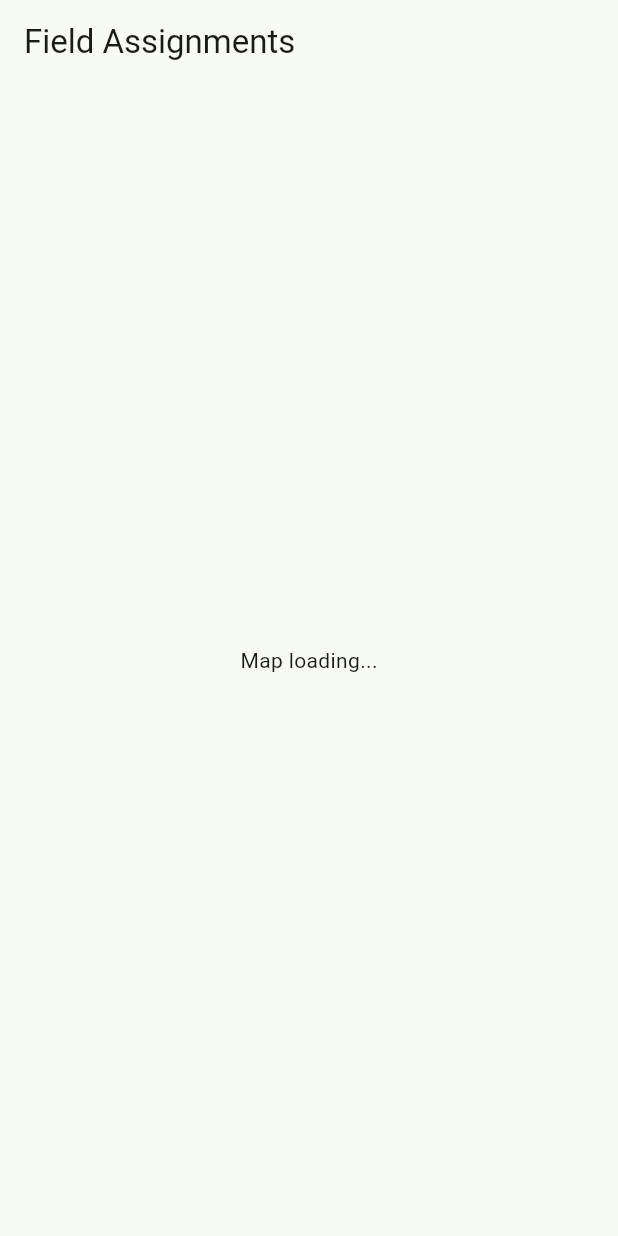
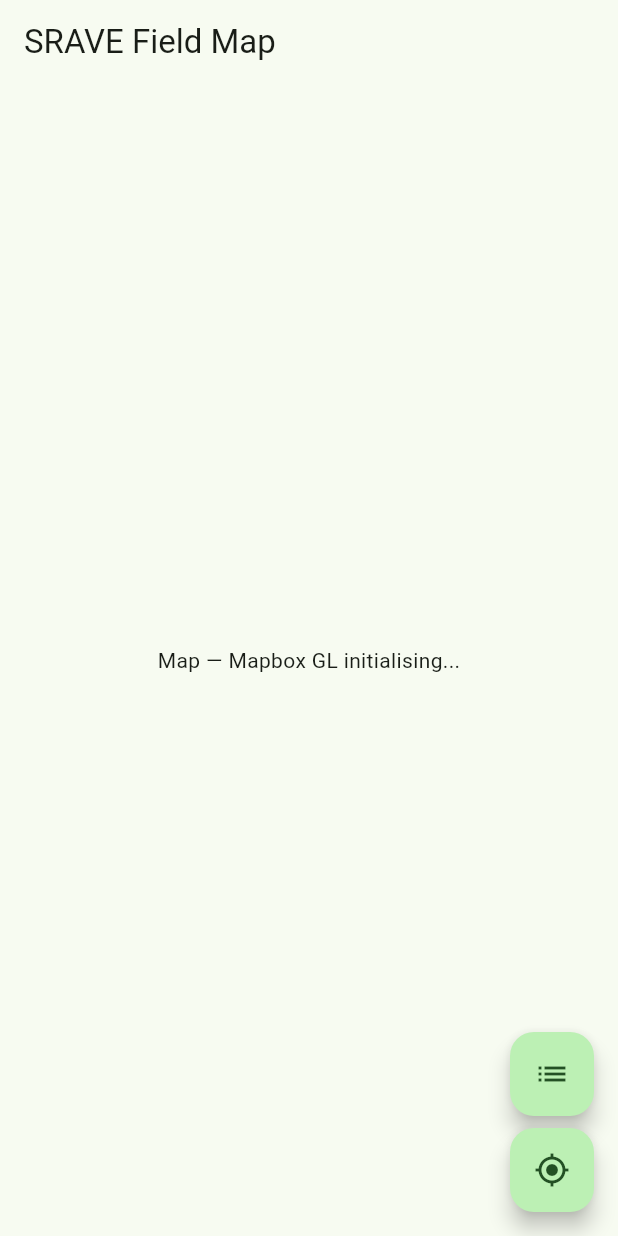
Before and after one commit to global-route/SRAVEtechorg, a Flutter app: the MapScreen screen opened directly, on a phone screen of 412 x 824 dp. Run offline on Flutter 3.47's test engine with Material 3 defaults, Android fonts, the phone set to English and light mode, and no system bars; our stand-ins replace camera, connectivity_plus, flutter_secure_storage, geolocator, sqflite; missing offline and left inert: tflite_flutter; accounts and stored records are empty; network calls fail.

Commit message:
sprints-07-08-14-16: Flutter screens+auth+repo+classifier+sync, tile cache script, photo upload, rate limiter, reclassify task, mTLS config+runbook, Flutter CI, gap+chain+billing tests

```diff
--- /dev/null
+++ b/infrastructure/mtls/ca-csr.json
@@ -0,0 +1,8 @@
+{
+  "CN": "SRAVE Internal CA",
+  "key": { "algo": "ecdsa", "size": 256 },
+  "names": [
+    { "C": "NG", "ST": "Lagos", "L": "Lagos", "O": "Atlantic Tech Innovations", "OU": "SRAVE Platform" }
+  ],
+  "ca": { "expiry": "87600h" }
+}
--- /dev/null
+++ b/infrastructure/mtls/srave-api-csr.json
@@ -0,0 +1,8 @@
+{
+  "CN": "srave-api",
+  "hosts": ["srave-api", "srave-api.srave.svc.cluster.local", "localhost"],
+  "key": { "algo": "ecdsa", "size": 256 },
+  "names": [
+    { "C": "NG", "O": "Atlantic Tech Innovations", "OU": "SRAVE Platform" }
+  ]
+}
--- a/services/field-agent-app/lib/models/building.dart
+++ b/services/field-agent-app/lib/models/building.dart
@@ -3,21 +3,58 @@ class Building {
   final String lgaId;
   final double lat;
   final double lon;
+  final String propertyType;
   final bool verified;
+  final String? ownerPhone;
+  final String? ownerLanguage;
+  final String? photoPath;
+  final int synced; // 0=pending, 1=synced, 2=conflict
 
   const Building({
     required this.id,
     required this.lgaId,
     required this.lat,
     required this.lon,
+    required this.propertyType,
     this.verified = false,
+    this.ownerPhone,
+    this.ownerLanguage,
+    this.photoPath,
+    this.synced = 0,
   });
 
-  factory Building.fromJson(Map<String, dynamic> json) => Building(
-        id: json['id'] as int,
-        lgaId: json['lga_id'] as String,
-        lat: (json['lat'] as num).toDouble(),
-        lon: (json['lon'] as num).toDouble(),
-        verified: json['verified'] as bool? ?? false,
+  factory Building.fromJson(Map<String, dynamic> j) => Building(
+        id: j['id'] as int,
+        lgaId: j['lga_id'] as String,
+        lat: (j['lat'] as num?)?.toDouble() ?? 0.0,
+        lon: (j['lon'] as num?)?.toDouble() ?? 0.0,
+        propertyType: j['property_type'] as String? ?? 'residential_low',
+        verified: j['verified'] as bool? ?? false,
       );
+
+  factory Building.fromMap(Map<String, dynamic> m) => Building(
+        id: m['id'] as int,
+        lgaId: m['lga_id'] as String,
+        lat: m['lat'] as double,
+        lon: m['lon'] as double,
+        propertyType: m['property_type'] as String? ?? 'residential_low',
+        verified: (m['verified'] as int) == 1,
+        ownerPhone: m['owner_phone'] as String?,
+        ownerLanguage: m['owner_language'] as String?,
+        photoPath: m['photo_path'] as String?,
+        synced: m['synced'] as int? ?? 0,
+      );
+
+  Map<String, dynamic> toMap() => {
+        'id': id,
+        'lga_id': lgaId,
+        'lat': lat,
+        'lon': lon,
+        'property_type': propertyType,
+        'verified': verified ? 1 : 0,
+        'owner_phone': ownerPhone,
+        'owner_language': ownerLanguage,
+        'photo_path': photoPath,
+        'synced': synced,
+      };
 }
--- a/services/field-agent-app/lib/screens/map_screen.dart
+++ b/services/field-agent-app/lib/screens/map_screen.dart
@@ -1,14 +1,72 @@
 import 'package:flutter/material.dart';
+import 'package:geolocator/geolocator.dart';
+import '../models/building.dart';
+import '../repository/building_repository.dart';
+import 'assignment_list_screen.dart';
 
-class MapScreen extends StatelessWidget {
+class MapScreen extends StatefulWidget {
   const MapScreen({super.key});
+
+  @override
+  State<MapScreen> createState() => _MapScreenState();
+}
+
+class _MapScreenState extends State<MapScreen> {
+  final _repo = BuildingRepository();
+  int _pendingSync = 0;
+
+  @override
+  void initState() {
+    super.initState();
+    _refreshBadge();
+  }
+
+  Future<void> _refreshBadge() async {
+    final count = await _repo.pendingSyncCount();
+    setState(() => _pendingSync = count);
+  }
 
   @override
   Widget build(BuildContext context) {
     return Scaffold(
-      appBar: AppBar(title: const Text('Field Assignments')),
-      // TODO: integrate Mapbox GL JS map widget
-      body: const Center(child: Text('Map loading...')),
+      appBar: AppBar(
+        title: const Text('SRAVE Field Map'),
+        actions: [
+          if (_pendingSync > 0)
+            Padding(
+              padding: const EdgeInsets.only(right: 12),
+              child: Chip(
+                label: Text('$_pendingSync pending'),
+                backgroundColor: Colors.orange,
+                labelStyle: const TextStyle(color: Colors.white),
+              ),
+            ),
+        ],
+      ),
+      // TODO: replace with MapboxMap widget once Mapbox token configured
+      body: const Center(child: Text('Map — Mapbox GL initialising...')),
+      floatingActionButton: Column(
+        mainAxisSize: MainAxisSize.min,
+        children: [
+          FloatingActionButton(
+            heroTag: 'list',
+            onPressed: () => Navigator.push(
+              context,
+              MaterialPageRoute(builder: (_) => const AssignmentListScreen()),
+            ).then((_) => _refreshBadge()),
+            child: const Icon(Icons.list),
+          ),
+          const SizedBox(height: 8),
+          FloatingActionButton(
+            heroTag: 'locate',
+            onPressed: () async {
+              await Geolocator.requestPermission();
+              await _refreshBadge();
+            },
+            child: const Icon(Icons.my_location),
+          ),
+        ],
+      ),
     );
   }
 }
```
Also changed, not shown: infrastructure/mtls/ca-config.json (added, +15 -0 lines), services/field-agent-app/lib/main.dart (+46 -2 lines), services/field-agent-app/lib/repository/building_repository.dart (added, +45 -0 lines), services/field-agent-app/lib/screens/assignment_list_screen.dart (added, +74 -0 lines), services/field-agent-app/lib/screens/building_detail_screen.dart (added, +145 -0 lines), services/field-agent-app/lib/screens/login_screen.dart (added, +55 -0 lines), services/field-agent-app/lib/services/auth_service.dart (added, +43 -0 lines), services/field-agent-app/scripts/cache_tiles.dart (added, +50 -0 lines), 8 other files.
